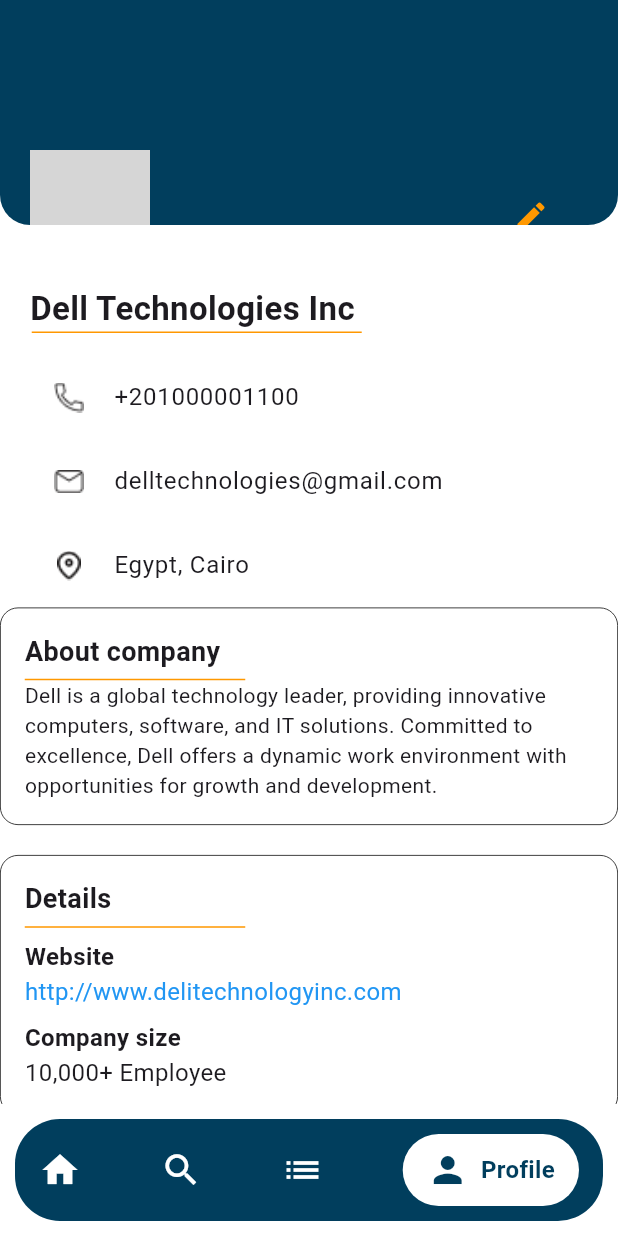
After one commit to mohannad00/Aspire-Hire, a Flutter app: the ProfileCompany screen opened directly, on a phone screen of 412 x 824 dp. The commit adds this screen. Run offline on Flutter 3.47's test engine with Material 3 defaults, Android fonts, the phone set to English and light mode, and no system bars; our stand-ins replace dio, equatable, flutter_bloc, percent_indicator, shared_preferences, smooth_page_indicator; accounts and stored records are empty; grey boxes are pictures that could not be loaded.

Commit message:
create profile company

```diff
--- a/aspirehire/lib/features/auth/company_register/SignUpPasswordCompany.dart
+++ b/aspirehire/lib/features/auth/company_register/SignUpPasswordCompany.dart
@@ -1,7 +1,6 @@
 // ignore_for_file: file_names, library_private_types_in_public_api
 
 import 'package:aspirehire/features/home_screen/HomeCompany.dart';
-import 'package:aspirehire/features/home_screen/HomeScreenJobSeeker.dart';
 import 'package:aspirehire/features/auth/login/LoginScreen.dart';
 import 'package:aspirehire/core/components/ReusableComponent.dart';
 import 'package:aspirehire/features/auth/company_register/SignUpUserNameCompany.dart';
--- a/aspirehire/lib/features/home_screen/HomeCompany.dart
+++ b/aspirehire/lib/features/home_screen/HomeCompany.dart
@@ -2,11 +2,10 @@
 
 import 'package:aspirehire/core/components/ReusableComponent.dart';
 import 'package:aspirehire/features/choosing_role/ChoosingRole.dart';
-import 'package:aspirehire/features/job_post/CreatePost.dart';
 import 'package:aspirehire/features/job_post/PostJob.dart';
+import 'package:aspirehire/features/profile/ProfileCompany.dart';
 import 'package:flutter/material.dart';
 import 'package:aspirehire/features/job_search/JobSearch.dart';
-import 'package:aspirehire/features/profile/ProfileScreen.dart';
 
 class HomeCompany extends StatefulWidget {
   const HomeCompany({super.key});
@@ -159,7 +158,7 @@
     } else if (index == 3) {
       Navigator.push(
         context,
-        MaterialPageRoute(builder: (context) => const ProfileScreen()),
+        MaterialPageRoute(builder: (context) => const ProfileCompany()),
       );
     } else {
       setState(() {
--- /dev/null
+++ b/aspirehire/lib/features/profile/ProfileCompany.dart
@@ -0,0 +1,317 @@
+// ignore_for_file: file_names, library_private_types_in_public_api
+
+//import 'package:aspirehire/ReusableComponent.dart';
+import 'package:aspirehire/features/home_screen/HomeCompany.dart';
+import 'package:flutter/material.dart';
+import 'package:aspirehire/features/job_search/JobSearch.dart';
+import 'package:aspirehire/features/home_screen/HomeScreenJobSeeker.dart';
+
+class ProfileCompany extends StatefulWidget {
+  const ProfileCompany({super.key});
+
+  @override
+  State<ProfileCompany> createState() => _ProfileCompanyState();
+}
+
+class _ProfileCompanyState extends State<ProfileCompany> {
+  int _selectedIndex = 3;
+
+  final List<String> _labels = ["Home", "Search", "List", "Profile"];
+
+  void _onItemTapped(int index) {
+    if (index == 0) {
+      Navigator.pushReplacement(
+        context,
+        MaterialPageRoute(builder: (context) => const HomeCompany()),
+      );
+    } else if (index == 1) {
+      Navigator.pushReplacement(
+        context,
+        MaterialPageRoute(builder: (context) => const JobSearch()),
+      );
+    } else {
+      setState(() {
+        _selectedIndex = index;
+      });
+    }
+  }
+  bool isPostsSelected = true;
+  @override
+  Widget build(BuildContext context) {
+    return Scaffold(
+      backgroundColor: Colors.white,
+      body: SingleChildScrollView(
+        child: Column(
+          crossAxisAlignment: CrossAxisAlignment.start,
+          children: [
+            Stack(
+              children: [
+                Container(
+                  height: 150,
+                  decoration: const BoxDecoration(
+                    color: Color(0xFF013E5D),
+                    borderRadius: BorderRadius.only(
+                      bottomLeft: Radius.circular(20),
+                      bottomRight: Radius.circular(20),
+                    ),
+                  ),
+                ),
+                const Positioned(
+                  top: 100,
+                  left: 20,
+                  child: CircleAvatar(
+                    radius: 40,
+                    backgroundImage: AssetImage(''),
+                  ),
+                ),
+                Positioned(
+                  top: 120,
+                  left: 330,
+                  child: IconButton(
+                    icon: const Icon(Icons.edit, color: Colors.orange),
+                    onPressed: () {},
+                  ),
+                ),
+              ],
+            ),
+            const SizedBox(height: 40),
+            Padding(
+              padding: const EdgeInsets.symmetric(horizontal: 20),
+              child: Column(
+                children: [
+                  const Text(
+                    "Dell Technologies Inc ",
+                    style: TextStyle(fontSize: 22, fontWeight: FontWeight.bold),
+                  ),
+                  Container(
+                              height: 1,
+                              width: 220,
+                              color: Colors.orange,
+                            ),
+                ],
+              ),
+            ),
+            const SizedBox(height: 5),
+            const SizedBox(height: 10),
+            Padding(
+              padding: const EdgeInsets.symmetric(horizontal: 20),
+              child: Column(
+                children: [
+
+
+                  ListTile(
+  leading: SizedBox(
+    width: 20, // تحديد عرض الصورة
+    height: 20, // تحديد ارتفاع الصورة
+    child: Image.asset(
+      'assets/phone.png', // مسار الصورة
+      fit: BoxFit.contain, // ضمان ملاءمة الصورة داخل الحاوية
+    ),
+  ),
+  title: const Text("+201000001100"),
+),
+
+ListTile(
+  leading: SizedBox(
+    width: 20, // تحديد عرض الصورة
+    height: 20, // تحديد ارتفاع الصورة
+    child: Image.asset(
+      'assets/email.png', // مسار الصورة
+      fit: BoxFit.contain, // ضمان ملاءمة الصورة داخل الحاوية
+    ),
+  ),
+  title: const Text("delltechnologies@gmail.com"),
+),
+ListTile(
+  leading: SizedBox(
+    width: 20, // تحديد عرض الصورة
+    height: 20, // تحديد ارتفاع الصورة
+    child: Image.asset(
+      'assets/location.png', // مسار الصورة
+      fit: BoxFit.contain, // ضمان ملاءمة الصورة داخل الحاوية
+    ),
+  ),
+  title: const Text("Egypt, Cairo"),
+),
+                ],
+              ),
+            ),
+            Center(
+              child: Container(
+                width: double.infinity,
+                padding: const EdgeInsets.all(16),
+                decoration: BoxDecoration(
+                  color: Colors.white,
+                  border: Border.all(color: Colors.black, width: 0.5),
+                  borderRadius: BorderRadius.circular(12),
+                ),
+                child: Column(
+                  crossAxisAlignment: CrossAxisAlignment.start,
+                  children: [
+                    const Text("About company ",
+                        style: TextStyle(
+                            fontSize: 18, fontWeight: FontWeight.bold)),
+                    const SizedBox(height: 5),
+                    Container(
+                      height: 1,
+                      width: 147,
+                      color: Colors.orange,
+                    ),
+                    const Text("Dell is a global technology leader, providing innovative computers, software, and IT solutions. Committed to excellence, Dell offers a dynamic work environment with opportunities for growth and development.")
+                  ],
+                ),
+              ),
+            ),
+            const SizedBox(height: 20),
+            Center(
+              child: Container(
+                width: double.infinity,
+                padding: const EdgeInsets.all(16),
+                decoration: BoxDecoration(
+                  color: Colors.white,
+                  border: Border.all(color: Colors.black, width: 0.5),
+                  borderRadius: BorderRadius.circular(12),
+                ),
+                child: Column(
+                  crossAxisAlignment: CrossAxisAlignment.start,
+                  children: [
+                    const Text("Details",
+                        style: TextStyle(
+                            fontSize: 18, fontWeight: FontWeight.bold)),
+                    const SizedBox(height: 5),
+                    Container(
+                      height: 1,
+                      width: 147,
+                      color: Colors.orange,
+                    ),
+                    const SizedBox(height: 8),
+
+                    const Text(
+              'Website',
+              style: TextStyle(
+                fontSize: 16,
+                fontWeight: FontWeight.bold,
+              ),
+            ),
+            const Text(
+              'http://www.delitechnologyinc.com',
+              style: TextStyle(
+                fontSize: 16,
+                color: Colors.blue,
+              ),
+            ),
+            const SizedBox(height: 8),
+            const Text(
+              'Company size',
+              style: TextStyle(
+                fontSize: 16,
+                fontWeight: FontWeight.bold,
+              ),
+            ),
+            const Text(
+              '10,000+ Employee',
+              style: TextStyle(
+                fontSize: 16,
+              ),
+            ),
+                  ],
+                ),
+              ),
+            ),
+            const SizedBox(height: 20),
+            Center(
+        child: Row(
+          mainAxisAlignment: MainAxisAlignment.center,
+          children: [
+            TextButton(
+              onPressed: () {
+                setState(() {
+                  isPostsSelected = true;
+                });
+              },
+              child: Text(
+                'Posts',
+                style: TextStyle(
+                  color: isPostsSelected ? const Color(0xFF013E5D) : Colors.grey,
+                  fontSize: 16,
+                  fontWeight: isPostsSelected ? FontWeight.bold : FontWeight.normal,
+                ),
+              ),
+            ),
+            SizedBox(width: MediaQuery.of(context).size.width * 0.21),
+            TextButton(
+              onPressed: () {
+                setState(() {
+                  isPostsSelected = false;
+                });
+              },
+              child: Text(
+                'Jobs',
+                style: TextStyle(
+                  color: isPostsSelected ? Colors.grey : const Color(0xFF013E5D),
+                  fontSize: 16,
+                  fontWeight: isPostsSelected ? FontWeight.normal : FontWeight.bold,
+                ),
+              ),
+            ),
+          ],
+        ),
+      ),
+          ],
+        ),
+      ),
+      bottomNavigationBar: Container(
+        padding: const EdgeInsets.symmetric(horizontal: 16, vertical: 10),
+        margin: const EdgeInsets.all(10),
+        decoration: BoxDecoration(
+          color: const Color(0xFF013E5D),
+          borderRadius: BorderRadius.circular(30),
+        ),
+        child: Row(
+          mainAxisAlignment: MainAxisAlignment.spaceBetween,
+          children: [
+            _buildNavItem(Icons.home, _labels[0], 0),
+            _buildNavItem(Icons.search, _labels[1], 1),
+            _buildNavItem(Icons.list, _labels[2], 2),
+            _buildNavItem(Icons.person, _labels[3], 3),
+          ],
+        ),
+      ),
+    );
+  }
+
+  Widget _buildNavItem(IconData icon, String label, int index) {
+    bool isSelected = _selectedIndex == index;
+    return GestureDetector(
+      onTap: () => _onItemTapped(index),
+      child: AnimatedContainer(
+        duration: const Duration(milliseconds: 200),
+        padding:
+            EdgeInsets.symmetric(horizontal: isSelected ? 16 : 0, vertical: 10),
+        decoration: BoxDecoration(
+          color: isSelected ? Colors.white : Colors.transparent,
+          borderRadius: BorderRadius.circular(30),
+        ),
+        child: Row(
+          children: [
+            Icon(icon,
+                color: isSelected ? const Color(0xFF013E5D) : Colors.white,
+                size: 28),
+            if (isSelected)
+              Padding(
+                padding: const EdgeInsets.only(left: 8),
+                child: Text(
+                  label,
+                  style: const TextStyle(
+                    color: Color(0xFF013E5D),
+                    fontWeight: FontWeight.bold,
+                    fontSize: 16,
+                  ),
+                ),
+              ),
+          ],
+        ),
+      ),
+    );
+  }
+}
```
